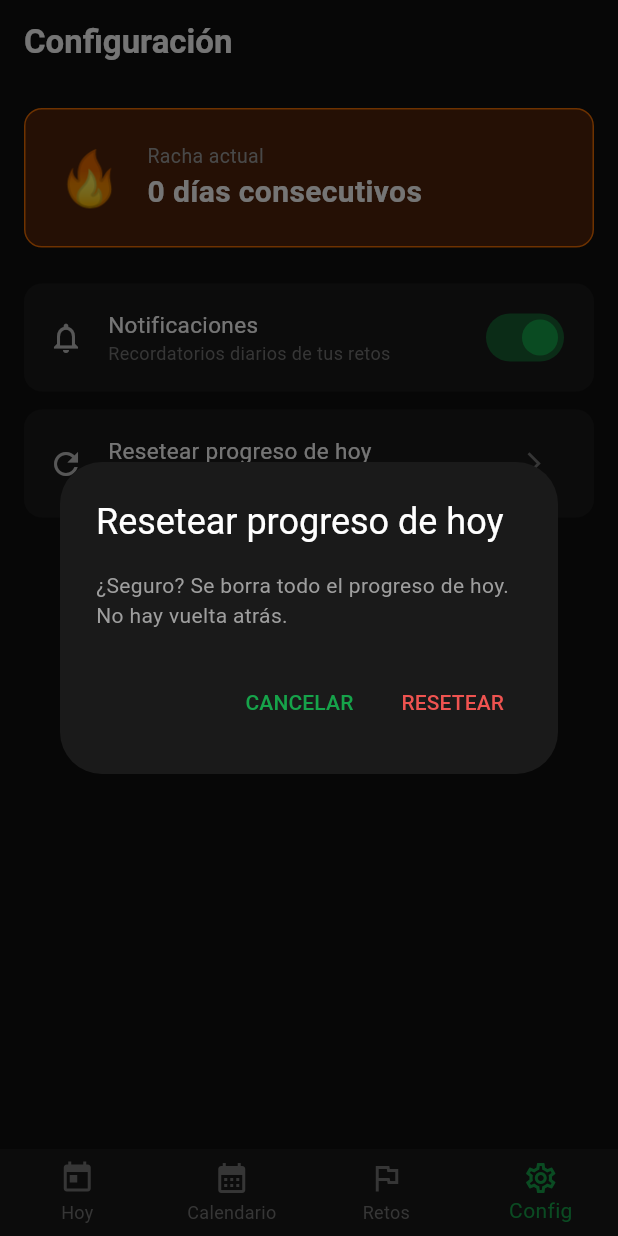
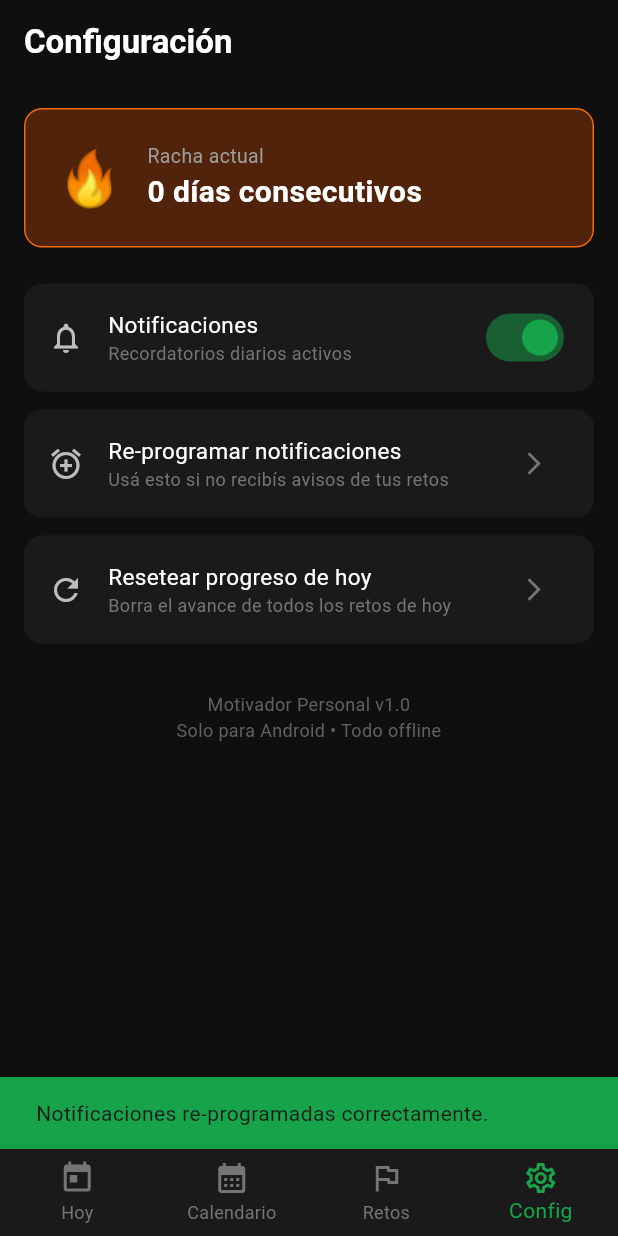
Before and after one commit to eduvinTrigos/organizador-diario, a Flutter app: the screen it shows after launch, item 4 of the bottom bar chosen, after a tap on the "arrow forward ios" icon, on a phone screen of 412 x 824 dp. Run offline on Flutter 3.47's test engine with Material 3 defaults, Android fonts, the phone set to English and light mode, and no system bars; our stand-ins replace flutter_local_notifications, flutter_timezone, go_router, shared_preferences, timezone.

Commit message:
Fix notifications: request exact alarm permission + reschedule button
- requestPermissions() now also requests SCHEDULE_EXACT_ALARM via system settings (Android 12+)
- Add permissionStatus() to check notification and exact alarm grant state
- Add rescheduleAll() to cancel and recreate all notifications
- Settings screen shows permission warning banner with fix button
- Add "Re-programar notificaciones" tile for manual reschedule

https://claude.ai/code/session_01RtsAcJL8a4CDVkeUgba29D

```diff
--- a/lib/screens/settings_screen.dart
+++ b/lib/screens/settings_screen.dart
@@ -16,6 +16,8 @@ class _SettingsScreenState extends State<SettingsScreen> {
   bool _notificationsEnabled = true;
   int _streak = 0;
   bool _loading = true;
+  bool _permNotifications = false;
+  bool _permExactAlarms = false;
 
   @override
   void initState() {
@@ -25,11 +27,32 @@ class _SettingsScreenState extends State<SettingsScreen> {
 
   Future<void> _load() async {
     final settings = await _storage.getSettings();
+    final perms = await _notifications.permissionStatus();
     setState(() {
       _notificationsEnabled = settings['notificationsEnabled'] as bool? ?? true;
       _streak = settings['streakDays'] as int? ?? 0;
+      _permNotifications = perms.notifications;
+      _permExactAlarms = perms.exactAlarms;
       _loading = false;
     });
+  }
+
+  Future<void> _fixPermissions() async {
+    await _notifications.requestPermissions();
+    await _load();
+  }
+
+  Future<void> _rescheduleAll() async {
+    final challenges = await _storage.getChallenges();
+    await _notifications.rescheduleAll(challenges.where((c) => c.active).toList());
+    if (mounted) {
+      ScaffoldMessenger.of(context).showSnackBar(
+        const SnackBar(
+          content: Text('Notificaciones re-programadas correctamente.'),
+          backgroundColor: Color(0xFF16A34A),
+        ),
+      );
+    }
   }
 
   Future<void> _toggleNotifications(bool value) async {
@@ -116,16 +139,80 @@ class _SettingsScreenState extends State<SettingsScreen> {
                   ),
                 ),
                 const SizedBox(height: 24),
+                // Permisos del sistema
+                if (!_permNotifications || !_permExactAlarms) ...[
+                  Container(
+                    padding: const EdgeInsets.all(16),
+                    decoration: BoxDecoration(
+                      color: Colors.red[900]!.withOpacity(0.3),
+                      borderRadius: BorderRadius.circular(12),
+                      border: Border.all(color: Colors.red[800]!),
+                    ),
+                    child: Column(
+                      crossAxisAlignment: CrossAxisAlignment.start,
+                      children: [
+                        const Row(
+                          children: [
+                            Icon(Icons.warning_amber_rounded, color: Colors.orange, size: 20),
+                            SizedBox(width: 8),
+                            Text('Permisos faltantes', style: TextStyle(color: Colors.white, fontWeight: FontWeight.bold)),
+                          ],
+                        ),
+                        const SizedBox(height: 8),
+                        if (!_permNotifications)
+                          Text('✗ Notificaciones: NO permitidas', style: TextStyle(color: Colors.red[300], fontSize: 13)),
+                        if (!_permExactAlarms)
+                          Text('✗ Alarmas exactas: NO permitidas', style: TextStyle(color: Colors.red[300], fontSize: 13)),
+                        if (!_permExactAlarms)
+                          Padding(
+                            padding: const EdgeInsets.only(top: 6),
+                            child: Text(
+                              'En Android 12+: Ajustes del cel → Apps → esta app → Alarmas y recordatorios → Activar',
+                              style: TextStyle(color: Colors.grey[400], fontSize: 12),
+                            ),
+                          ),
+                        const SizedBox(height: 12),
+                        SizedBox(
+                          width: double.infinity,
+                          child: ElevatedButton(
+                            onPressed: _fixPermissions,
+                            style: ElevatedButton.styleFrom(
+                              backgroundColor: Colors.orange[800],
+                              foregroundColor: Colors.white,
+                              shape: RoundedRectangleBorder(borderRadius: BorderRadius.circular(8)),
+                            ),
+                            child: const Text('CORREGIR PERMISOS'),
+                          ),
+                        ),
+                      ],
+                    ),
+                  ),
+                  const SizedBox(height: 12),
+                ],
                 // Notificaciones
                 _settingsTile(
                   icon: Icons.notifications_outlined,
                   title: 'Notificaciones',
-                  subtitle: 'Recordatorios diarios de tus retos',
+                  subtitle: _permNotifications && _permExactAlarms
+                      ? 'Recordatorios diarios activos'
+                      : 'Permisos incompletos — ver arriba',
                   trailing: Switch(
                     value: _notificationsEnabled,
                     onChanged: _toggleNotifications,
                     activeColor: const Color(0xFF16A34A),
                   ),
+                ),
+                const SizedBox(height: 12),
+                // Re-programar notificaciones
+                _settingsTile(
+                  icon: Icons.alarm_add_outlined,
+                  title: 'Re-programar notificaciones',
+                  subtitle: 'Usá esto si no recibís avisos de tus retos',
+                  trailing: IconButton(
+                    icon: Icon(Icons.arrow_forward_ios, color: Colors.grey[600], size: 18),
+                    onPressed: _rescheduleAll,
+                  ),
+                  onTap: _rescheduleAll,
                 ),
                 const SizedBox(height: 12),
                 // Reset hoy
--- a/lib/services/notification_service.dart
+++ b/lib/services/notification_service.dart
@@ -22,6 +22,27 @@ class NotificationService {
     final androidPlugin = _plugin.resolvePlatformSpecificImplementation<
         AndroidFlutterLocalNotificationsPlugin>();
     await androidPlugin?.requestNotificationsPermission();
+    // Android 12+ (API 31+): SCHEDULE_EXACT_ALARM requires explicit user grant
+    // This opens the system "Alarms & Reminders" settings page if not granted
+    final canExact = await androidPlugin?.canScheduleExactNotifications();
+    if (canExact == false) {
+      await androidPlugin?.requestExactAlarmsPermission();
+    }
+  }
+
+  Future<({bool notifications, bool exactAlarms})> permissionStatus() async {
+    final androidPlugin = _plugin.resolvePlatformSpecificImplementation<
+        AndroidFlutterLocalNotificationsPlugin>();
+    final notif = await androidPlugin?.areNotificationsEnabled() ?? false;
+    final exact = await androidPlugin?.canScheduleExactNotifications() ?? false;
+    return (notifications: notif, exactAlarms: exact);
+  }
+
+  Future<void> rescheduleAll(List<Challenge> activeChallenges) async {
+    await _plugin.cancelAll();
+    for (final c in activeChallenges) {
+      await scheduleDailyNotification(c);
+    }
   }
 
   Future<void> scheduleDailyNotification(Challenge challenge) async {
```
